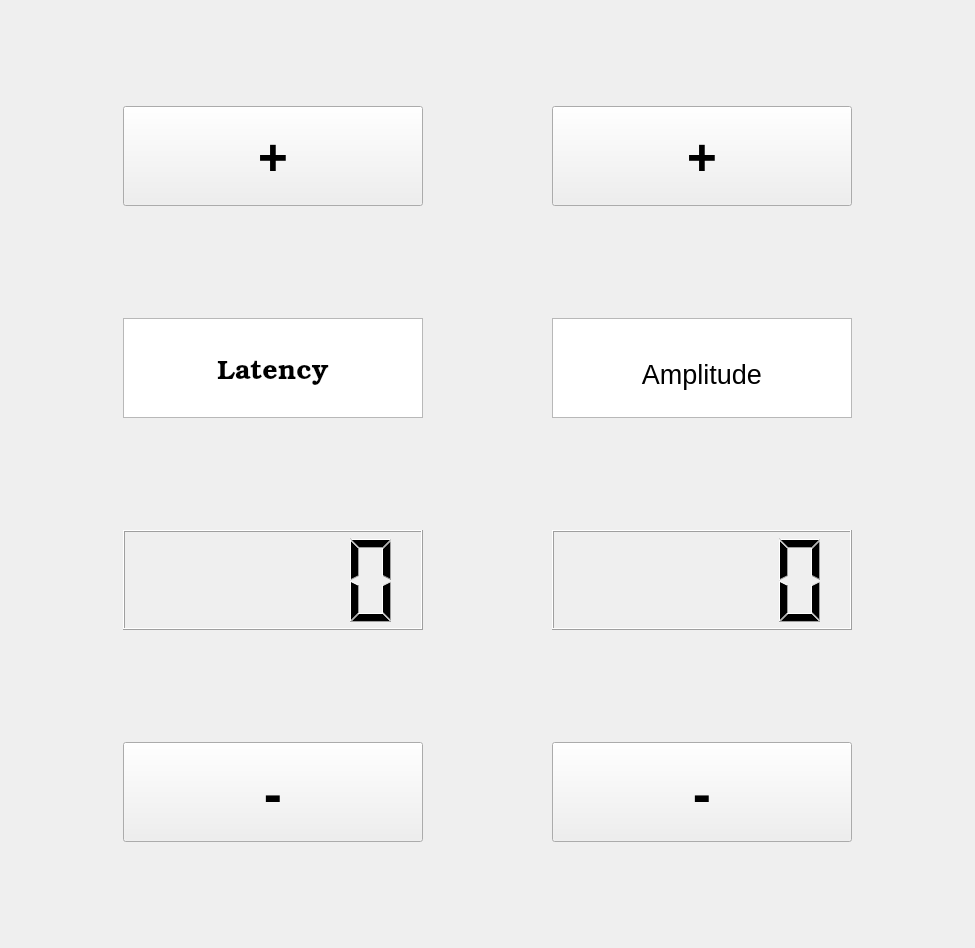
The window that NIM_Patient_Sim/mainwindow.ui (daisybisram/SeniorDesign) describes before a commit, drawn with Qt 5.
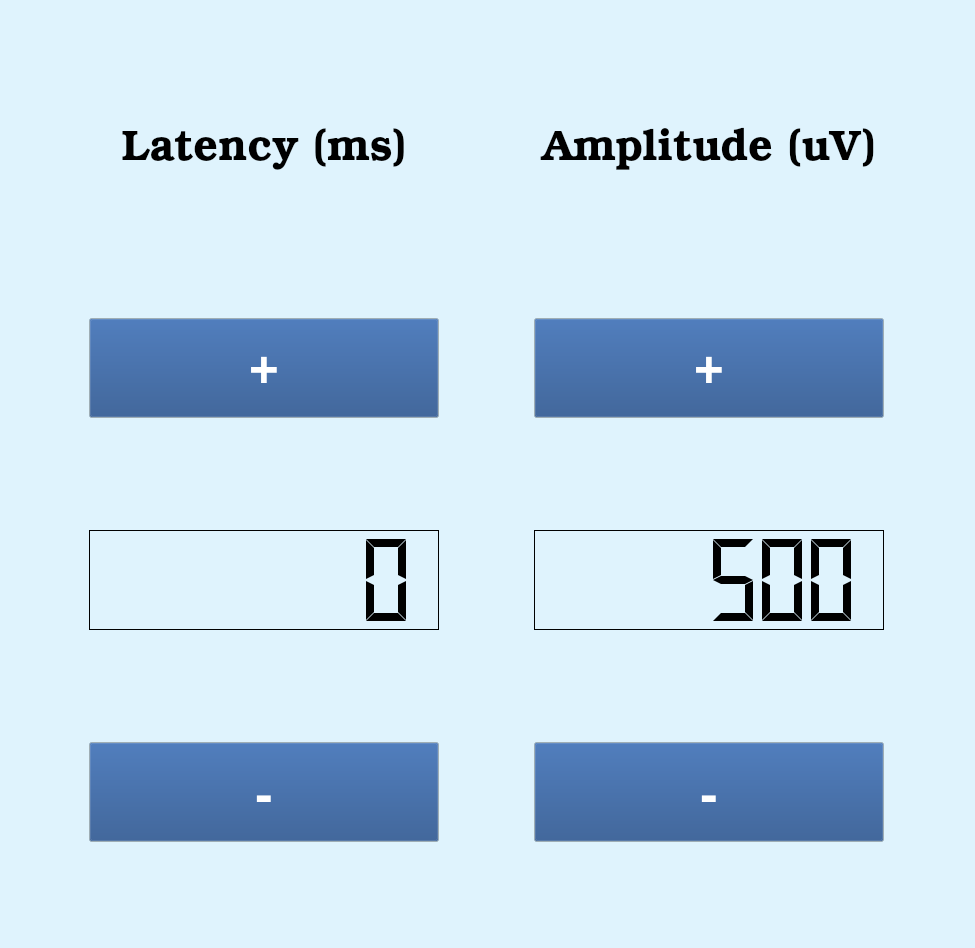
The same window after the commit. Icons and pictures are not drawn.

Commit message: User Interface aesthetics and follows input commands

What changed in the file:
```diff
--- a/NIM_Patient_Sim/mainwindow.ui
+++ b/NIM_Patient_Sim/mainwindow.ui
@@ -22,6 +22,70 @@
     <height>10</height>
    </size>
   </property>
+  <property name="palette">
+   <palette>
+    <active>
+     <colorrole role="Base">
+      <brush brushstyle="SolidPattern">
+       <color alpha="255">
+        <red>255</red>
+        <green>255</green>
+        <blue>255</blue>
+       </color>
+      </brush>
+     </colorrole>
+     <colorrole role="Window">
+      <brush brushstyle="SolidPattern">
+       <color alpha="255">
+        <red>223</red>
+        <green>243</green>
+        <blue>253</blue>
+       </color>
+      </brush>
+     </colorrole>
+    </active>
+    <inactive>
+     <colorrole role="Base">
+      <brush brushstyle="SolidPattern">
+       <color alpha="255">
+        <red>255</red>
+        <green>255</green>
+        <blue>255</blue>
+       </color>
+      </brush>
+     </colorrole>
+     <colorrole role="Window">
+      <brush brushstyle="SolidPattern">
+       <color alpha="255">
+        <red>223</red>
+        <green>243</green>
+        <blue>253</blue>
+       </color>
+      </brush>
+     </colorrole>
+    </inactive>
+    <disabled>
+     <colorrole role="Base">
+      <brush brushstyle="SolidPattern">
+       <color alpha="255">
+        <red>223</red>
+        <green>243</green>
+        <blue>253</blue>
+       </color>
+      </brush>
+     </colorrole>
+     <colorrole role="Window">
+      <brush brushstyle="SolidPattern">
+       <color alpha="255">
+        <red>223</red>
+        <green>243</green>
+        <blue>253</blue>
+       </color>
+      </brush>
+     </colorrole>
+    </disabled>
+   </palette>
+  </property>
   <property name="windowTitle">
    <string>NIM Utilities</string>
   </property>
@@ -33,6 +97,43 @@
    <enum>QTabWidget::Rounded</enum>
   </property>
   <widget class="QWidget" name="centralwidget">
+   <property name="palette">
+    <palette>
+     <active>
+      <colorrole role="Base">
+       <brush brushstyle="SolidPattern">
+        <color alpha="255">
+         <red>243</red>
+         <green>243</green>
+         <blue>243</blue>
+        </color>
+       </brush>
+      </colorrole>
+     </active>
+     <inactive>
+      <colorrole role="Base">
+       <brush brushstyle="SolidPattern">
+        <color alpha="255">
+         <red>243</red>
+         <green>243</green>
+         <blue>243</blue>
+        </color>
+       </brush>
+      </colorrole>
+     </inactive>
+     <disabled>
+      <colorrole role="Base">
+       <brush brushstyle="SolidPattern">
+        <color alpha="255">
+         <red>239</red>
+         <green>239</green>
+         <blue>239</blue>
+        </color>
+       </brush>
+      </colorrole>
+     </disabled>
+    </palette>
+   </property>
    <layout class="QGridLayout" name="gridLayout">
     <property name="leftMargin">
      <number>0</number>
@@ -46,14 +147,78 @@
     <property name="bottomMargin">
      <number>0</number>
     </property>
-    <item row="7" column="1">
+    <item row="9" column="1">
      <widget class="QPushButton" name="amplitude_DOWN_button">
       <property name="maximumSize">
        <size>
-        <width>300</width>
+        <width>350</width>
         <height>100</height>
        </size>
       </property>
+      <property name="palette">
+       <palette>
+        <active>
+         <colorrole role="Button">
+          <brush brushstyle="SolidPattern">
+           <color alpha="255">
+            <red>32</red>
+            <green>74</green>
+            <blue>135</blue>
+           </color>
+          </brush>
+         </colorrole>
+         <colorrole role="ButtonText">
+          <brush brushstyle="SolidPattern">
+           <color alpha="255">
+            <red>255</red>
+            <green>255</green>
+            <blue>255</blue>
+           </color>
+          </brush>
+         </colorrole>
+        </active>
+        <inactive>
+         <colorrole role="Button">
+          <brush brushstyle="SolidPattern">
+           <color alpha="255">
+            <red>32</red>
+            <green>74</green>
+            <blue>135</blue>
+           </color>
+          </brush>
+         </colorrole>
+         <colorrole role="ButtonText">
+          <brush brushstyle="SolidPattern">
+           <color alpha="255">
+            <red>255</red>
+            <green>255</green>
+            <blue>255</blue>
+           </color>
+          </brush>
+         </colorrole>
+        </inactive>
+        <disabled>
+         <colorrole role="Button">
+          <brush brushstyle="SolidPattern">
+           <color alpha="255">
+            <red>32</red>
+            <green>74</green>
+            <blue>135</blue>
+           </color>
+          </brush>
+         </colorrole>
+         <colorrole role="ButtonText">
+          <brush brushstyle="SolidPattern">
+           <color alpha="255">
+            <red>190</red>
+            <green>190</green>
+            <blue>190</blue>
+           </color>
+          </brush>
+         </colorrole>
+        </disabled>
+       </palette>
+      </property>
       <property name="font">
        <font>
         <family>Ubuntu Mono</family>
@@ -67,26 +232,101 @@
       </property>
      </widget>
     </item>
-    <item row="3" column="1">
-     <widget class="QTextEdit" name="amplitude_text">
+    <item row="4" column="0">
+     <widget class="QPushButton" name="latency_UP_button">
+      <property name="enabled">
+       <bool>true</bool>
+      </property>
+      <property name="sizePolicy">
+       <sizepolicy hsizetype="Maximum" vsizetype="Maximum">
+        <horstretch>0</horstretch>
+        <verstretch>0</verstretch>
+       </sizepolicy>
+      </property>
       <property name="maximumSize">
        <size>
-        <width>300</width>
+        <width>350</width>
         <height>100</height>
        </size>
       </property>
-      <property name="html">
-       <string>&lt;!DOCTYPE HTML PUBLIC &quot;-//W3C//DTD HTML 4.0//EN&quot; &quot;http://www.w3.org/TR/REC-html40/strict.dtd&quot;&gt;
-&lt;html&gt;&lt;head&gt;&lt;meta name=&quot;qrichtext&quot; content=&quot;1&quot; /&gt;&lt;style type=&quot;text/css&quot;&gt;
-p, li { white-space: pre-wrap; }
-&lt;/style&gt;&lt;/head&gt;&lt;body style=&quot; font-family:'Ubuntu'; font-size:11pt; font-weight:400; font-style:normal;&quot;&gt;
-&lt;p align=&quot;center&quot; style=&quot;-qt-paragraph-type:empty; margin-top:0px; margin-bottom:0px; margin-left:0px; margin-right:0px; -qt-block-indent:0; text-indent:0px; font-family:'Ubuntu';&quot;&gt;&lt;br /&gt;&lt;/p&gt;
-&lt;p align=&quot;center&quot; style=&quot;-qt-paragraph-type:empty; margin-top:0px; margin-bottom:0px; margin-left:0px; margin-right:0px; -qt-block-indent:0; text-indent:0px; font-family:'Ubuntu';&quot;&gt;&lt;br /&gt;&lt;/p&gt;
-&lt;p align=&quot;center&quot; style=&quot; margin-top:0px; margin-bottom:0px; margin-left:0px; margin-right:0px; -qt-block-indent:0; text-indent:0px;&quot;&gt;&lt;span style=&quot; font-family:'Ubuntu'; font-size:20pt;&quot;&gt;Amplitude&lt;/span&gt;&lt;/p&gt;&lt;/body&gt;&lt;/html&gt;</string>
+      <property name="palette">
+       <palette>
+        <active>
+         <colorrole role="Button">
+          <brush brushstyle="SolidPattern">
+           <color alpha="255">
+            <red>32</red>
+            <green>74</green>
+            <blue>135</blue>
+           </color>
+          </brush>
+         </colorrole>
+         <colorrole role="ButtonText">
+          <brush brushstyle="SolidPattern">
+           <color alpha="255">
+            <red>255</red>
+            <green>255</green>
+            <blue>255</blue>
+           </color>
+          </brush>
+         </colorrole>
+        </active>
+        <inactive>
+         <colorrole role="Button">
+          <brush brushstyle="SolidPattern">
+           <color alpha="255">
+            <red>32</red>
+            <green>74</green>
+            <blue>135</blue>
+           </color>
+          </brush>
+         </colorrole>
+         <colorrole role="ButtonText">
+          <brush brushstyle="SolidPattern">
+           <color alpha="255">
+            <red>255</red>
+            <green>255</green>
+            <blue>255</blue>
+           </color>
+          </brush>
+         </colorrole>
+        </inactive>
+        <disabled>
+         <colorrole role="Button">
+          <brush brushstyle="SolidPattern">
+           <color alpha="255">
+            <red>32</red>
+            <green>74</green>
+            <blue>135</blue>
+           </color>
+          </brush>
+         </colorrole>
+         <colorrole role="ButtonText">
+          <brush brushstyle="SolidPattern">
+           <color alpha="255">
+            <red>190</red>
+            <green>190</green>
+            <blue>190</blue>
+           </color>
+          </brush>
+         </colorrole>
+        </disabled>
+       </palette>
+      </property>
+      <property name="font">
+       <font>
+        <family>Ubuntu Mono</family>
+        <pointsize>40</pointsize>
+        <weight>75</weight>
+        <bold>true</bold>
+       </font>
+      </property>
+      <property name="text">
+       <string>+</string>
       </property>
      </widget>
     </item>
-    <item row="3" column="0">
+    <item row="2" column="0">
      <widget class="QTextEdit" name="latency_text">
       <property name="sizePolicy">
        <sizepolicy hsizetype="Maximum" vsizetype="Maximum">
@@ -102,10 +342,47 @@
       </property>
       <property name="maximumSize">
        <size>
-        <width>300</width>
+        <width>350</width>
         <height>100</height>
        </size>
       </property>
+      <property name="palette">
+       <palette>
+        <active>
+         <colorrole role="Base">
+          <brush brushstyle="SolidPattern">
+           <color alpha="255">
+            <red>223</red>
+            <green>243</green>
+            <blue>253</blue>
+           </color>
+          </brush>
+         </colorrole>
+        </active>
+        <inactive>
+         <colorrole role="Base">
+          <brush brushstyle="SolidPattern">
+           <color alpha="255">
+            <red>223</red>
+            <green>243</green>
+            <blue>253</blue>
+           </color>
+          </brush>
+         </colorrole>
+        </inactive>
+        <disabled>
+         <colorrole role="Base">
+          <brush brushstyle="SolidPattern">
+           <color alpha="255">
+            <red>239</red>
+            <green>239</green>
+            <blue>239</blue>
+           </color>
+          </brush>
+         </colorrole>
+        </disabled>
+       </palette>
+      </property>
       <property name="font">
        <font>
         <family>URW Bookman L</family>
@@ -114,18 +391,146 @@
         <bold>true</bold>
        </font>
       </property>
+      <property name="frameShape">
+       <enum>QFrame::NoFrame</enum>
+      </property>
+      <property name="frameShadow">
+       <enum>QFrame::Plain</enum>
+      </property>
       <property name="html">
        <string>&lt;!DOCTYPE HTML PUBLIC &quot;-//W3C//DTD HTML 4.0//EN&quot; &quot;http://www.w3.org/TR/REC-html40/strict.dtd&quot;&gt;
 &lt;html&gt;&lt;head&gt;&lt;meta name=&quot;qrichtext&quot; content=&quot;1&quot; /&gt;&lt;style type=&quot;text/css&quot;&gt;
 p, li { white-space: pre-wrap; }
 &lt;/style&gt;&lt;/head&gt;&lt;body style=&quot; font-family:'URW Bookman L'; font-size:20pt; font-weight:600; font-style:normal;&quot;&gt;
 &lt;p align=&quot;center&quot; style=&quot;-qt-paragraph-type:empty; margin-top:0px; margin-bottom:0px; margin-left:0px; margin-right:0px; -qt-block-indent:0; text-indent:0px; font-family:'Ubuntu'; font-size:11pt; font-weight:400;&quot;&gt;&lt;br /&gt;&lt;/p&gt;
-&lt;p align=&quot;center&quot; style=&quot;-qt-paragraph-type:empty; margin-top:0px; margin-bottom:0px; margin-left:0px; margin-right:0px; -qt-block-indent:0; text-indent:0px; font-family:'Ubuntu'; font-size:11pt; font-weight:400;&quot;&gt;&lt;br /&gt;&lt;/p&gt;
-&lt;p align=&quot;center&quot; style=&quot; margin-top:0px; margin-bottom:0px; margin-left:0px; margin-right:0px; -qt-block-indent:0; text-indent:0px;&quot;&gt;&lt;span style=&quot; font-family:'Ubuntu'; font-weight:400;&quot;&gt;Latency&lt;/span&gt;&lt;/p&gt;&lt;/body&gt;&lt;/html&gt;</string>
+&lt;p align=&quot;center&quot; style=&quot; margin-top:0px; margin-bottom:0px; margin-left:0px; margin-right:0px; -qt-block-indent:0; text-indent:0px;&quot;&gt;&lt;span style=&quot; font-family:'URW Palladio L Bold'; font-size:32pt; font-weight:400;&quot;&gt;Latency (ms)&lt;/span&gt;&lt;/p&gt;&lt;/body&gt;&lt;/html&gt;</string>
       </property>
      </widget>
     </item>
-    <item row="1" column="1">
+    <item row="2" column="1">
+     <widget class="QTextEdit" name="amplitude_text">
+      <property name="maximumSize">
+       <size>
+        <width>350</width>
+        <height>100</height>
+       </size>
+      </property>
+      <property name="palette">
+       <palette>
+        <active>
+         <colorrole role="Base">
+          <brush brushstyle="SolidPattern">
+           <color alpha="255">
+            <red>223</red>
+            <green>243</green>
+            <blue>253</blue>
+           </color>
+          </brush>
+         </colorrole>
+         <colorrole role="Highlight">
+          <brush brushstyle="SolidPattern">
+           <color alpha="255">
+            <red>138</red>
+            <green>226</green>
+            <blue>52</blue>
+           </color>
+          </brush>
+         </colorrole>
+        </active>
+        <inactive>
+         <colorrole role="Base">
+          <brush brushstyle="SolidPattern">
+           <color alpha="255">
+            <red>223</red>
+            <green>243</green>
+            <blue>253</blue>
+           </color>
+          </brush>
+         </colorrole>
+         <colorrole role="Highlight">
+          <brush brushstyle="SolidPattern">
+           <color alpha="255">
+            <red>138</red>
+            <green>226</green>
+            <blue>52</blue>
+           </color>
+          </brush>
+         </colorrole>
+        </inactive>
+        <disabled>
+         <colorrole role="Base">
+          <brush brushstyle="SolidPattern">
+           <color alpha="255">
+            <red>239</red>
+            <green>239</green>
+            <blue>239</blue>
+           </color>
+          </brush>
+         </colorrole>
+         <colorrole role="Highlight">
+          <brush brushstyle="SolidPattern">
+           <color alpha="255">
+            <red>145</red>
+            <green>145</green>
+            <blue>145</blue>
+           </color>
+          </brush>
+         </colorrole>
+        </disabled>
+       </palette>
+      </property>
+      <property name="font">
+       <font>
+        <family>URW Bookman L</family>
+        <weight>75</weight>
+        <bold>true</bold>
+       </font>
+      </property>
+      <property name="frameShape">
+       <enum>QFrame::NoFrame</enum>
+      </property>
+      <property name="frameShadow">
+       <enum>QFrame::Plain</enum>
+      </property>
+      <property name="html">
+       <string>&lt;!DOCTYPE HTML PUBLIC &quot;-//W3C//DTD HTML 4.0//EN&quot; &quot;http://www.w3.org/TR/REC-html40/strict.dtd&quot;&gt;
+&lt;html&gt;&lt;head&gt;&lt;meta name=&quot;qrichtext&quot; content=&quot;1&quot; /&gt;&lt;style type=&quot;text/css&quot;&gt;
+p, li { white-space: pre-wrap; }
+&lt;/style&gt;&lt;/head&gt;&lt;body style=&quot; font-family:'URW Bookman L'; font-size:11pt; font-weight:600; font-style:normal;&quot;&gt;
+&lt;p align=&quot;center&quot; style=&quot;-qt-paragraph-type:empty; margin-top:0px; margin-bottom:0px; margin-left:0px; margin-right:0px; -qt-block-indent:0; text-indent:0px; font-family:'Ubuntu'; font-weight:400;&quot;&gt;&lt;br /&gt;&lt;/p&gt;
+&lt;p align=&quot;center&quot; style=&quot; margin-top:0px; margin-bottom:0px; margin-left:0px; margin-right:0px; -qt-block-indent:0; text-indent:0px;&quot;&gt;&lt;span style=&quot; font-family:'URW Palladio L Bold'; font-size:32pt; font-weight:400;&quot;&gt;Amplitude (uV)&lt;/span&gt;&lt;/p&gt;&lt;/body&gt;&lt;/html&gt;</string>
+      </property>
+     </widget>
+    </item>
+    <item row="6" column="1">
+     <widget class="QLCDNumber" name="amplitudeDisplay">
+      <property name="sizePolicy">
+       <sizepolicy hsizetype="Maximum" vsizetype="Maximum">
+        <horstretch>0</horstretch>
+        <verstretch>0</verstretch>
+       </sizepolicy>
+      </property>
+      <property name="maximumSize">
+       <size>
+        <width>350</width>
+        <height>100</height>
+       </size>
+      </property>
+      <property name="frameShadow">
+       <enum>QFrame::Plain</enum>
+      </property>
+      <property name="digitCount">
+       <number>6</number>
+      </property>
+      <property name="segmentStyle">
+       <enum>QLCDNumber::Flat</enum>
+      </property>
+      <property name="intValue" stdset="0">
+       <number>500</number>
+      </property>
+     </widget>
+    </item>
+    <item row="4" column="1">
      <widget class="QPushButton" name="amplitude_UP_button">
       <property name="sizePolicy">
        <sizepolicy hsizetype="Maximum" vsizetype="Maximum">
@@ -135,40 +540,74 @@
       </property>
       <property name="maximumSize">
        <size>
-        <width>300</width>
+        <width>350</width>
         <height>100</height>
        </size>
       </property>
-      <property name="font">
-       <font>
-        <family>Ubuntu Mono</family>
-        <pointsize>40</pointsize>
-        <weight>75</weight>
-        <bold>true</bold>
-       </font>
+      <property name="palette">
+       <palette>
+        <active>
+         <colorrole role="Button">
+          <brush brushstyle="SolidPattern">
+           <color alpha="255">
+            <red>32</red>
+            <green>74</green>
+            <blue>135</blue>
+           </color>
+          </brush>
+         </colorrole>
+         <colorrole role="ButtonText">
+          <brush brushstyle="SolidPattern">
+           <color alpha="255">
+            <red>255</red>
+            <green>255</green>
+            <blue>255</blue>
+           </color>
+          </brush>
+         </colorrole>
+        </active>
+        <inactive>
+         <colorrole role="Button">
+          <brush brushstyle="SolidPattern">
+           <color alpha="255">
+            <red>32</red>
+            <green>74</green>
+            <blue>135</blue>
+           </color>
+          </brush>
+         </colorrole>
+         <colorrole role="ButtonText">
+          <brush brushstyle="SolidPattern">
+           <color alpha="255">
+            <red>255</red>
+            <green>255</green>
+            <blue>255</blue>
+           </color>
+          </brush>
+         </colorrole>
+        </inactive>
+        <disabled>
+         <colorrole role="Button">
+          <brush brushstyle="SolidPattern">
+           <color alpha="255">
+            <red>32</red>
+            <green>74</green>
+            <blue>135</blue>
+           </color>
+          </brush>
+         </colorrole>
+         <colorrole role="ButtonText">
+          <brush brushstyle="SolidPattern">
+           <color alpha="255">
+            <red>190</red>
+            <green>190</green>
+            <blue>190</blue>
+           </color>
+          </brush>
+         </colorrole>
+        </disabled>
+       </palette>
       </property>
-      <property name="text">
-       <string>+</string>
-      </property>
-     </widget>
-    </item>
-    <item row="1" column="0">
-     <widget class="QPushButton" name="latency_UP_button">
-      <property name="enabled">
-       <bool>true</bool>
-      </property>
-      <property name="sizePolicy">
-       <sizepolicy hsizetype="Maximum" vsizetype="Maximum">
-        <horstretch>0</horstretch>
-        <verstretch>0</verstretch>
-       </sizepolicy>
-      </property>
-      <property name="maximumSize">
-       <size>
-        <width>300</width>
-        <height>100</height>
-       </size>
-      </property>
       <property name="font">
        <font>
         <family>Ubuntu Mono</family>
@@ -182,7 +621,7 @@
       </property>
      </widget>
     </item>
-    <item row="7" column="0">
+    <item row="9" column="0">
      <widget class="QPushButton" name="latency_DOWN_button">
       <property name="sizePolicy">
        <sizepolicy hsizetype="Maximum" vsizetype="Maximum">
@@ -192,10 +631,74 @@
       </property>
       <property name="maximumSize">
        <size>
-        <width>300</width>
+        <width>350</width>
         <height>100</height>
        </size>
       </property>
+      <property name="palette">
+       <palette>
+        <active>
+         <colorrole role="Button">
+          <brush brushstyle="SolidPattern">
+           <color alpha="255">
+            <red>32</red>
+            <green>74</green>
+            <blue>135</blue>
+           </color>
+          </brush>
+         </colorrole>
+         <colorrole role="ButtonText">
+          <brush brushstyle="SolidPattern">
+           <color alpha="255">
+            <red>255</red>
+            <green>255</green>
+            <blue>255</blue>
+           </color>
+          </brush>
+         </colorrole>
+        </active>
+        <inactive>
+         <colorrole role="Button">
+          <brush brushstyle="SolidPattern">
+           <color alpha="255">
+            <red>32</red>
+            <green>74</green>
+            <blue>135</blue>
+           </color>
+          </brush>
+         </colorrole>
+         <colorrole role="ButtonText">
+          <brush brushstyle="SolidPattern">
+           <color alpha="255">
+            <red>255</red>
+            <green>255</green>
+            <blue>255</blue>
+           </color>
+          </brush>
+         </colorrole>
+        </inactive>
+        <disabled>
+         <colorrole role="Button">
+          <brush brushstyle="SolidPattern">
+           <color alpha="255">
+            <red>32</red>
+            <green>74</green>
+            <blue>135</blue>
+           </color>
+          </brush>
+         </colorrole>
+         <colorrole role="ButtonText">
+          <brush brushstyle="SolidPattern">
+           <color alpha="255">
+            <red>190</red>
+            <green>190</green>
+            <blue>190</blue>
+           </color>
+          </brush>
+         </colorrole>
+        </disabled>
+       </palette>
+      </property>
       <property name="font">
        <font>
         <family>Waree</family>
@@ -209,8 +712,8 @@
       </property>
      </widget>
     </item>
-    <item row="4" column="0">
-     <widget class="QLCDNumber" name="Latency_Value">
+    <item row="6" column="0">
+     <widget class="QLCDNumber" name="latencyDisplay">
       <property name="sizePolicy">
        <sizepolicy hsizetype="Maximum" vsizetype="Maximum">
         <horstretch>0</horstretch>
@@ -219,25 +722,36 @@
       </property>
       <property name="maximumSize">
        <size>
-        <width>300</width>
+        <width>350</width>
         <height>100</height>
        </size>
       </property>
-     </widget>
-    </item>
-    <item row="4" column="1">
-     <widget class="QLCDNumber" name="lcdNumber">
-      <property name="sizePolicy">
-       <sizepolicy hsizetype="Maximum" vsizetype="Maximum">
-        <horstretch>0</horstretch>
-        <verstretch>0</verstretch>
-       </sizepolicy>
+      <property name="contextMenuPolicy">
+       <enum>Qt::NoContextMenu</enum>
       </property>
-      <property name="maximumSize">
-       <size>
-        <width>300</width>
-        <height>100</height>
-       </size>
+      <property name="layoutDirection">
+       <enum>Qt::LeftToRight</enum>
+      </property>
+      <property name="inputMethodHints">
+       <set>Qt::ImhNone</set>
+      </property>
+      <property name="frameShape">
+       <enum>QFrame::Box</enum>
+      </property>
+      <property name="frameShadow">
+       <enum>QFrame::Plain</enum>
+      </property>
+      <property name="smallDecimalPoint">
+       <bool>false</bool>
+      </property>
+      <property name="digitCount">
+       <number>6</number>
+      </property>
+      <property name="mode">
+       <enum>QLCDNumber::Dec</enum>
+      </property>
+      <property name="segmentStyle">
+       <enum>QLCDNumber::Flat</enum>
       </property>
      </widget>
     </item>
```
Left out of the diff: 10 changed lines with no effect on the pictures. The commit also changes 6 other files.
